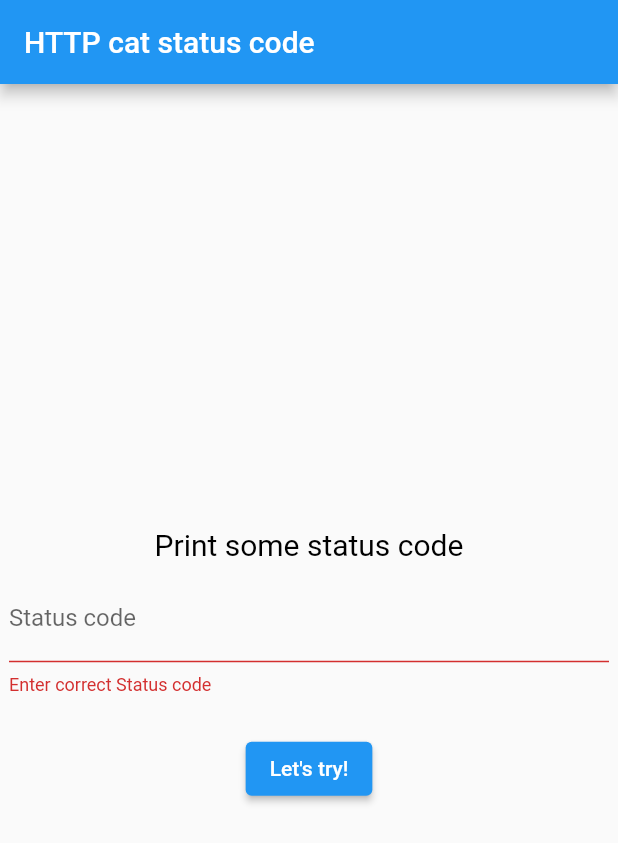
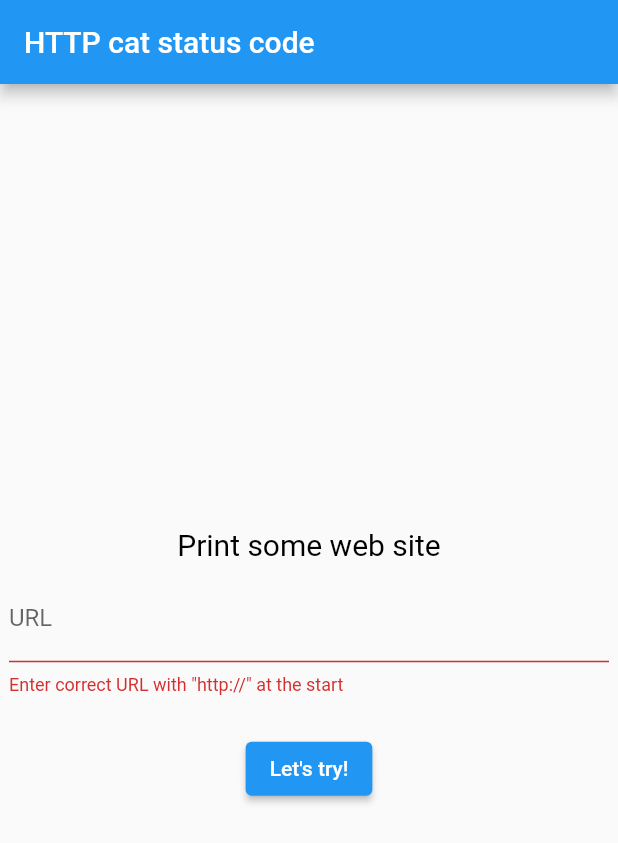
Before and after one commit to Myashka/flutter, a Flutter app: the screen it shows after launch, after a tap on "Let's try!", on a phone screen of 412 x 824 dp. Shown: the top 843 px of the screen. Run offline on Flutter 3.47's test engine with Material 2 defaults, Android fonts, the phone set to English and light mode, and no system bars; network calls fail.

Commit message:
Done 2 lab

```diff
--- a/gorbatovski_lab_2/lib/first_page.dart
+++ b/gorbatovski_lab_2/lib/first_page.dart
@@ -11,7 +11,7 @@ class MyHomePage extends StatefulWidget {
 }
 
 class _MyHomePageFromState extends State<MyHomePage> {
-  static const String _url = "https://http.cat/";
+  static const String _url = "https://";
 
   final _controller = TextEditingController();
   bool texterror = false;
@@ -35,29 +35,30 @@ class _MyHomePageFromState extends State<MyHomePage> {
             children: <Widget>[
               Padding(
                 padding: const EdgeInsets.all(8.0),
-                child: const Text('Print some status code',
+                child: const Text('Print some web site',
                     style: TextStyle(fontSize: 20.0, color: Colors.black)),
               ),
               TextFormField(
                 controller: _controller,
                 decoration: InputDecoration(
-                  labelText: 'Status code',
-                  errorText: texterror ? 'Enter correct Status code' : null,
+                  labelText: 'URL',
+                  errorText: texterror
+                      ? 'Enter correct URL with "http://" at the start'
+                      : null,
                 ),
               ),
               const SizedBox(height: 25.0),
               ElevatedButton(
                 onPressed: () {
-                  if (int.tryParse(_controller.text) is! int ||
-                      _controller.text.isEmpty) {
+                  if (_controller.text.isEmpty) {
                     setState(() {
                       texterror = true;
                     });
-                  } else {
+                  } else if (Uri.parse(_controller.text).isAbsolute) {
                     setState(() {
                       texterror = false;
                     });
-                    String url = '$_url' '${_controller.text}';
+                    String url = '${_controller.text}';
                     Navigator.push(
                       context,
                       MaterialPageRoute(
@@ -65,6 +66,10 @@ class _MyHomePageFromState extends State<MyHomePage> {
                       ),
                     );
                     _controller.clear();
+                  } else {
+                    setState(() {
+                      texterror = true;
+                    });
                   }
                 },
                 child: const Text("Let's try!"),
```
Also changed, not shown: gorbatovski_lab_2/lib/second_page.dart (+18 -47 lines).
